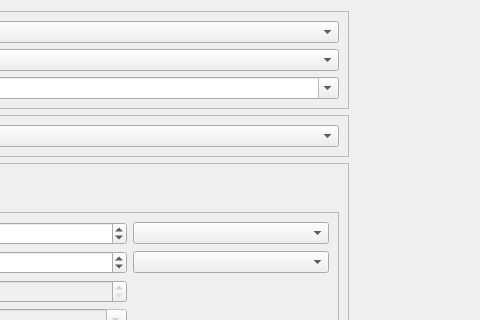
Old version of the form ui/CostsTab.ui in the repository CS-4820-Library-Project/COUNTER-5-Report-Tool-2020-5.0; both pictures show x 422 to 902 and y 0 to 320 of the 902 by 552 pixel window.
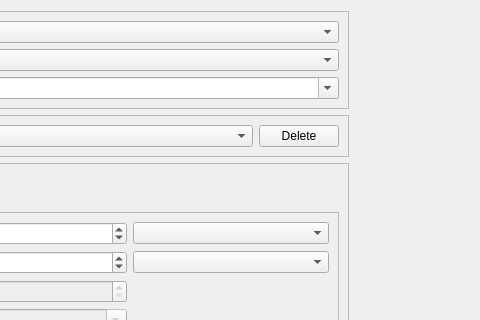
New version of the form. Icons and pictures are not drawn.

Commit message: Implemented delete cost function

Patch:
```diff
--- a/ui/CostsTab.ui
+++ b/ui/CostsTab.ui
@@ -155,6 +155,19 @@
          <item>
           <widget class="QComboBox" name="available_costs_combo_box"/>
          </item>
+         <item>
+          <widget class="QPushButton" name="delete_cost_button">
+           <property name="sizePolicy">
+            <sizepolicy hsizetype="Fixed" vsizetype="Fixed">
+             <horstretch>0</horstretch>
+             <verstretch>0</verstretch>
+            </sizepolicy>
+           </property>
+           <property name="text">
+            <string>Delete</string>
+           </property>
+          </widget>
+         </item>
         </layout>
        </widget>
       </item>
```
The commit also changes 2 other files.
